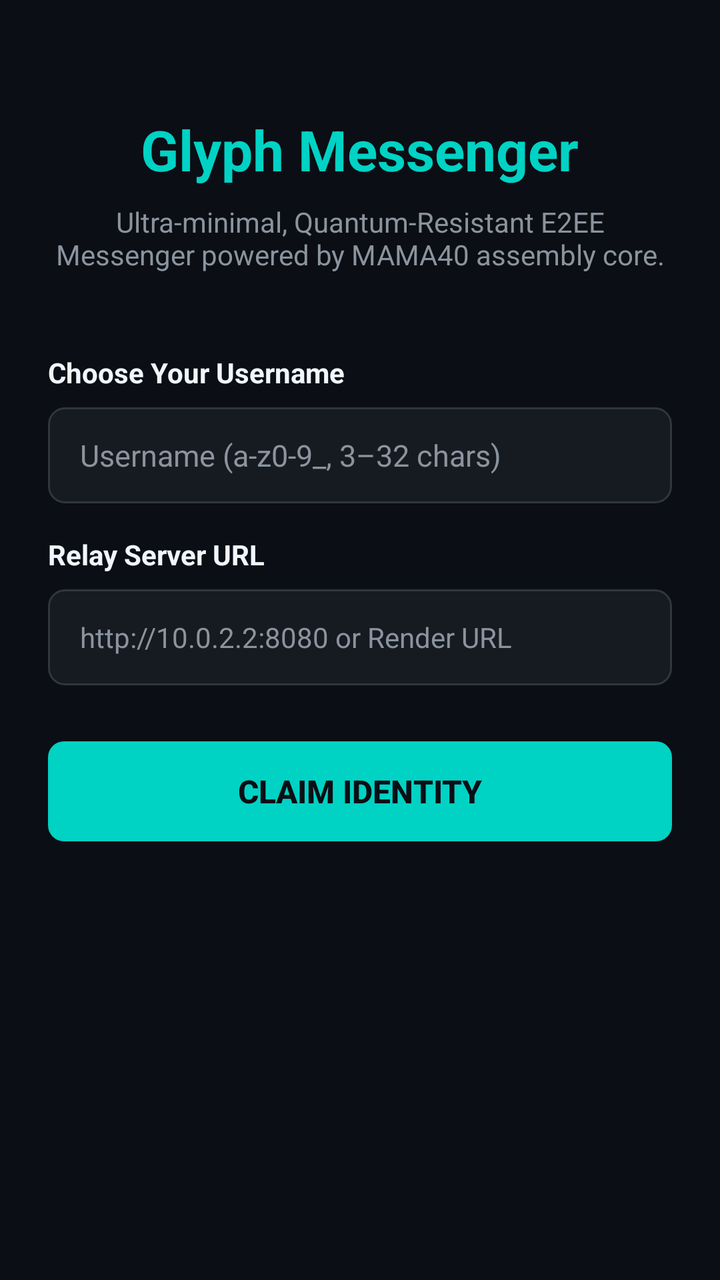
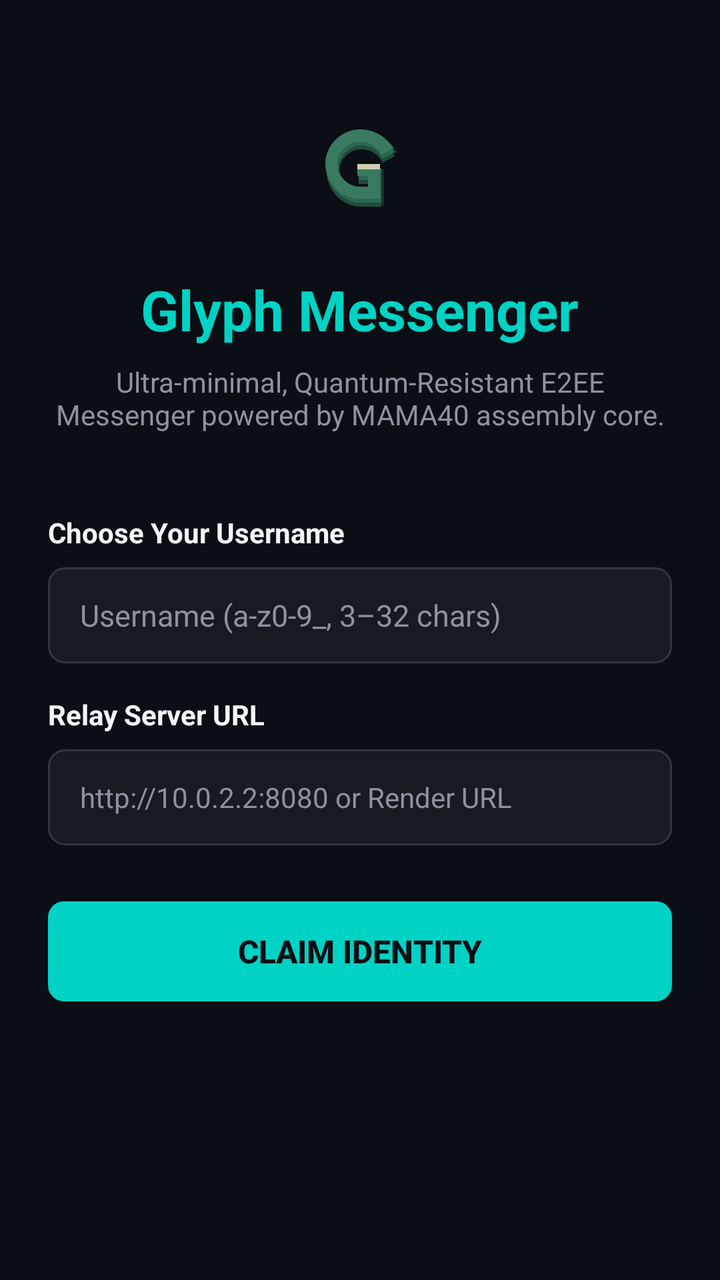

Screens rendered from an Android XML layout before and after an edit, with the pre-edit source and the edit as a unified diff.
<!-- AndroidManifest.xml: application theme Theme.Glyph -->
<!-- res/layout/activity_onboarding.xml -->
<?xml version="1.0" encoding="utf-8"?>
<ScrollView xmlns:android="http://schemas.android.com/apk/res/android"
    android:layout_width="match_parent"
    android:layout_height="match_parent"
    android:background="@color/bg_dark"
    android:fillViewport="true">

    <LinearLayout
        android:layout_width="match_parent"
        android:layout_height="wrap_content"
        android:orientation="vertical"
        android:padding="24dp"
        android:gravity="center_horizontal">

        <TextView
            android:layout_width="wrap_content"
            android:layout_height="wrap_content"
            android:layout_marginTop="32dp"
            android:text="@string/onboarding_title"
            android:textColor="@color/accent_cyan"
            android:textSize="28sp"
            android:textStyle="bold" />

        <TextView
            android:layout_width="wrap_content"
            android:layout_height="wrap_content"
            android:layout_marginTop="8dp"
            android:gravity="center"
            android:text="@string/onboarding_subtitle"
            android:textColor="@color/text_secondary"
            android:textSize="14sp" />

        
        <LinearLayout
            android:id="@+id/layoutClaimForm"
            android:layout_width="match_parent"
            android:layout_height="wrap_content"
            android:layout_marginTop="40dp"
            android:orientation="vertical">

            <TextView
                android:layout_width="wrap_content"
                android:layout_height="wrap_content"
                android:text="Choose Your Username"
                android:textColor="@color/text_primary"
                android:textSize="14sp"
                android:textStyle="bold" />

            <EditText
                android:id="@+id/editUsername"
                android:layout_width="match_parent"
                android:layout_height="48dp"
                android:layout_marginTop="8dp"
                android:background="@drawable/bg_input"
                android:hint="@string/username_hint"
                android:importantForAutofill="no"
                android:inputType="textNoSuggestions"
                android:paddingHorizontal="16dp"
                android:textColor="@color/text_primary"
                android:textColorHint="@color/text_secondary"
                android:textSize="15sp" />

            <TextView
                android:layout_width="wrap_content"
                android:layout_height="wrap_content"
                android:layout_marginTop="16dp"
                android:text="Relay Server URL"
                android:textColor="@color/text_primary"
                android:textSize="14sp"
                android:textStyle="bold" />

            <EditText
                android:id="@+id/editRelayUrl"
                android:layout_width="match_parent"
                android:layout_height="48dp"
                android:layout_marginTop="8dp"
                android:background="@drawable/bg_input"
                android:hint="http://10.0.2.2:8080 or Render URL"
                android:importantForAutofill="no"
                android:inputType="textUri"
                android:paddingHorizontal="16dp"
                android:textColor="@color/text_primary"
                android:textColorHint="@color/text_secondary"
                android:textSize="14sp" />

            <Button
                android:id="@+id/btnClaim"
                android:layout_width="match_parent"
                android:layout_height="50dp"
                android:layout_marginTop="28dp"
                android:background="@drawable/btn_primary"
                android:text="@string/claim_button"
                android:textColor="@color/bg_dark"
                android:textSize="16sp"
                android:textStyle="bold" />

            <ProgressBar
                android:id="@+id/progressBar"
                android:layout_width="wrap_content"
                android:layout_height="wrap_content"
                android:layout_gravity="center"
                android:layout_marginTop="16dp"
                android:visibility="gone" />

            <TextView
                android:id="@+id/txtError"
                android:layout_width="wrap_content"
                android:layout_height="wrap_content"
                android:layout_gravity="center"
                android:layout_marginTop="12dp"
                android:textColor="@color/error_red"
                android:textSize="13sp"
                android:visibility="gone" />
        </LinearLayout>

        
        <LinearLayout
            android:id="@+id/layoutRecoveryCard"
            android:layout_width="match_parent"
            android:layout_height="wrap_content"
            android:layout_marginTop="32dp"
            android:background="@drawable/bg_card"
            android:orientation="vertical"
            android:padding="20dp"
            android:visibility="gone">

            <TextView
                android:layout_width="wrap_content"
                android:layout_height="wrap_content"
                android:text="Identity Created Successfully!"
                android:textColor="@color/accent_cyan"
                android:textSize="18sp"
                android:textStyle="bold" />

            <TextView
                android:layout_width="wrap_content"
                android:layout_height="wrap_content"
                android:layout_marginTop="8dp"
                android:text="@string/recovery_notice"
                android:textColor="@color/text_secondary"
                android:textSize="13sp" />

            <TextView
                android:id="@+id/txtRecoveryCode"
                android:layout_width="match_parent"
                android:layout_height="wrap_content"
                android:layout_marginTop="16dp"
                android:background="@drawable/bg_input"
                android:fontFamily="monospace"
                android:lineSpacingExtra="4dp"
                android:padding="14dp"
                android:textIsSelectable="true"
                android:textColor="@color/text_primary"
                android:textSize="13sp" />

            <LinearLayout
                android:layout_width="match_parent"
                android:layout_height="wrap_content"
                android:layout_marginTop="20dp"
                android:orientation="horizontal">

                <Button
                    android:id="@+id/btnCopyRecovery"
                    android:layout_width="0dp"
                    android:layout_height="46dp"
                    android:layout_weight="1"
                    android:layout_marginEnd="8dp"
                    android:background="@drawable/bg_input"
                    android:text="Copy Code"
                    android:textColor="@color/text_primary"
                    android:textSize="14sp" />

                <Button
                    android:id="@+id/btnContinueChats"
                    android:layout_width="0dp"
                    android:layout_height="46dp"
                    android:layout_weight="1"
                    android:layout_marginStart="8dp"
                    android:background="@drawable/btn_primary"
                    android:text="Continue"
                    android:textColor="@color/bg_dark"
                    android:textSize="14sp"
                    android:textStyle="bold" />
            </LinearLayout>
        </LinearLayout>

    </LinearLayout>
</ScrollView>
<!-- resources referenced by this layout -->
<resources>
  <color name="accent_cyan">#00D2C4</color>
  <color name="bg_dark">#0B0E14</color>
  <color name="error_red">#F85149</color>
  <color name="text_primary">#F0F6FC</color>
  <color name="text_secondary">#8B949E</color>
  <!-- drawable bg_card (drawable) -->
  <?xml version="1.0" encoding="utf-8"?>
  <shape xmlns:android="http://schemas.android.com/apk/res/android">
      <solid android:color="@color/surface_dark" />
      <stroke android:width="1dp" android:color="@color/surface_border" />
      <corners android:radius="12dp" />
  </shape>
  <!-- drawable bg_input (drawable) -->
  <?xml version="1.0" encoding="utf-8"?>
  <shape xmlns:android="http://schemas.android.com/apk/res/android">
      <solid android:color="@color/surface_dark" />
      <stroke android:width="1dp" android:color="@color/surface_border" />
      <corners android:radius="8dp" />
  </shape>
  <!-- drawable btn_primary (drawable) -->
  <?xml version="1.0" encoding="utf-8"?>
  <shape xmlns:android="http://schemas.android.com/apk/res/android">
      <solid android:color="@color/accent_cyan" />
      <corners android:radius="8dp" />
  </shape>
  <string name="claim_button">Claim Identity</string>
  <string name="onboarding_subtitle">Ultra-minimal, Quantum-Resistant E2EE Messenger powered by MAMA40 assembly core.</string>
  <string name="onboarding_title">Glyph Messenger</string>
  <string name="recovery_notice">Save this recovery code securely. It is shown only once and cannot be recovered if lost.</string>
  <string name="username_hint">Username (a-z0-9_, 3–32 chars)</string>
  <style name="Theme.Glyph" parent="Theme.AppCompat.NoActionBar">
          <item name="android:windowBackground">@color/bg_dark</item>
          <item name="android:statusBarColor">@color/bg_dark</item>
          <item name="android:navigationBarColor">@color/bg_dark</item>
          <item name="android:textColorPrimary">@color/text_primary</item>
          <item name="android:textColorSecondary">@color/text_secondary</item>
          <item name="android:colorAccent">@color/accent_cyan</item>
      </style>
  <color name="surface_dark">#161B22</color>
  <color name="surface_border">#30363D</color>
</resources>

<!-- the commit's change to res/layout/activity_onboarding.xml (unified diff, before → after) -->
@@ -12,10 +12,17 @@
         android:padding="24dp"
         android:gravity="center_horizontal">
 
+        <ImageView
+            android:layout_width="72dp"
+            android:layout_height="72dp"
+            android:layout_marginTop="24dp"
+            android:src="@drawable/ic_launcher_foreground"
+            android:contentDescription="Glyph Logo" />
+
         <TextView
             android:layout_width="wrap_content"
             android:layout_height="wrap_content"
-            android:layout_marginTop="32dp"
+            android:layout_marginTop="16dp"
             android:text="@string/onboarding_title"
             android:textColor="@color/accent_cyan"
             android:textSize="28sp"
